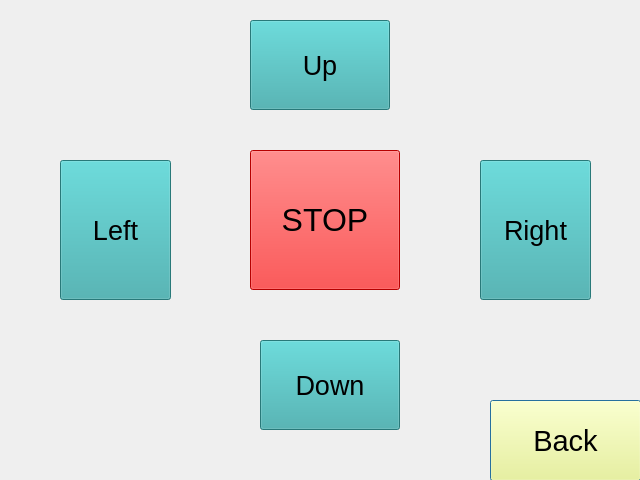
Old version of the form src/main_interface/ui/manualdialog.ui in the repository sunyuzhe2017/Robot_GUI.
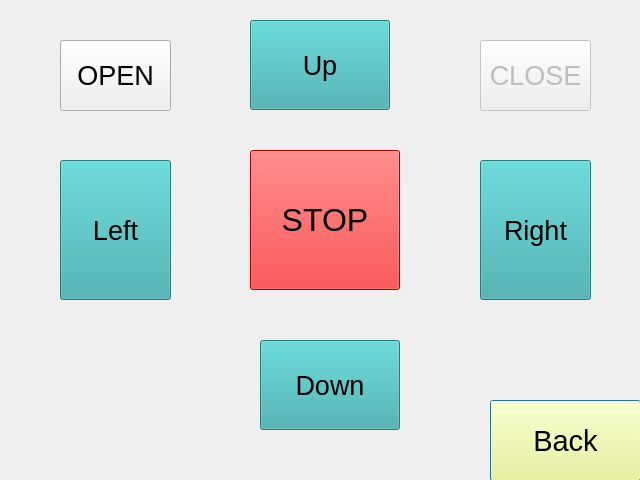
New version of the form.

Commit message: add servo open control in manualcontrol panel

```diff
--- a/src/main_interface/ui/manualdialog.ui
+++ b/src/main_interface/ui/manualdialog.ui
@@ -191,6 +191,41 @@
     <string>STOP</string>
    </property>
   </widget>
+  <widget class="QPushButton" name="pushButton_servoclose">
+   <property name="enabled">
+    <bool>false</bool>
+   </property>
+   <property name="geometry">
+    <rect>
+     <x>480</x>
+     <y>40</y>
+     <width>111</width>
+     <height>71</height>
+    </rect>
+   </property>
+   <property name="styleSheet">
+    <string notr="true">font: 16pt &quot;Sans Serif&quot;;</string>
+   </property>
+   <property name="text">
+    <string>CLOSE</string>
+   </property>
+  </widget>
+  <widget class="QPushButton" name="pushButton_servoopen">
+   <property name="geometry">
+    <rect>
+     <x>60</x>
+     <y>40</y>
+     <width>111</width>
+     <height>71</height>
+    </rect>
+   </property>
+   <property name="styleSheet">
+    <string notr="true">font: 16pt &quot;Sans Serif&quot;;</string>
+   </property>
+   <property name="text">
+    <string>OPEN</string>
+   </property>
+  </widget>
  </widget>
  <resources/>
  <connections/>
```
The commit also changes 5 other files.
